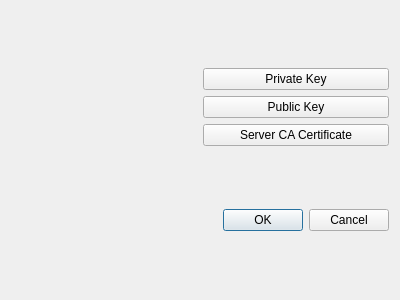
The window that TLS_client/qt_client/certificates_dialog.ui (so-groenen/aysnc_secure_chat_application) describes before a commit, drawn with Qt 5.
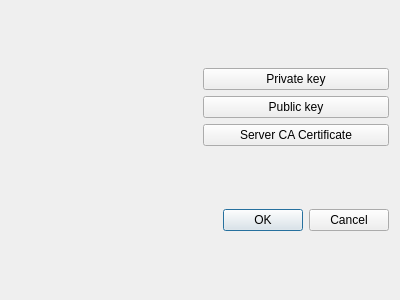
The same window after the commit.

```diff
--- a/TLS_client/qt_client/certificates_dialog.ui
+++ b/TLS_client/qt_client/certificates_dialog.ui
@@ -28,7 +28,7 @@
        <item>
         <widget class="QPushButton" name="PrivateButton">
          <property name="text">
-          <string>Private Key</string>
+          <string>Private key</string>
          </property>
         </widget>
        </item>
@@ -46,7 +46,7 @@
        <item>
         <widget class="QPushButton" name="CertificateButton">
          <property name="text">
-          <string>Public Key</string>
+          <string>Public key</string>
          </property>
         </widget>
        </item>
```
Left out of the diff: 6 changed lines with no effect on the pictures.
